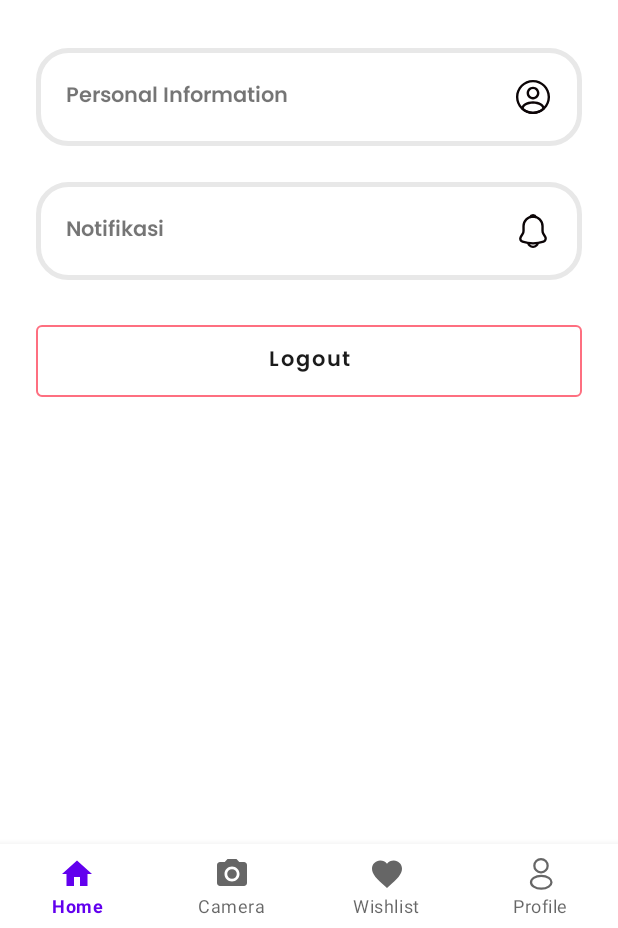
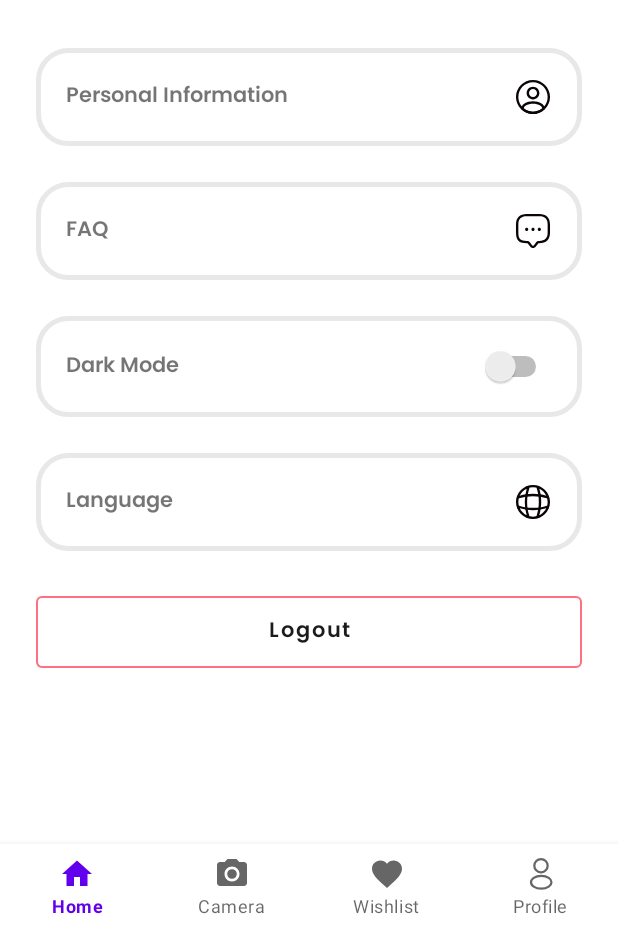
Before and after one commit to alburuuj30/CapstoneProjectBangkit2023, an Android app: the ProfileFragment screen opened through its navigation route, on a phone screen of 412 x 824 dp, the part 308-1236 px from its top. Run offline under Robolectric (Android 15) with nearby library versions, the light colour scheme and no system bars; our stand-ins replace CircleImageView.

Commit message:
Ubah profile layout dan memberikan nav flow

```diff
--- a/app/src/main/res/layout/fragment_profile.xml
+++ b/app/src/main/res/layout/fragment_profile.xml
@@ -100,7 +100,7 @@
     </androidx.constraintlayout.widget.ConstraintLayout>
 
     <androidx.constraintlayout.widget.ConstraintLayout
-        android:id="@+id/navigateToNotificaiton"
+        android:id="@+id/navigateToFaq"
         android:background="@drawable/profile_menu_bordered"
         android:layout_width="match_parent"
         android:layout_height="wrap_content"
@@ -113,11 +113,11 @@
         app:layout_constraintTop_toBottomOf="@+id/navigateToProfile">
 
         <TextView
-            android:id="@+id/tvLabelNotification"
+            android:id="@+id/tvLabelFAQ"
             android:layout_width="wrap_content"
             android:layout_height="wrap_content"
             android:fontFamily="@font/poppins_semibold"
-            android:text="Notifikasi"
+            android:text="FAQ"
             app:layout_constraintBottom_toBottomOf="parent"
             app:layout_constraintStart_toStartOf="parent"
             app:layout_constraintTop_toTopOf="parent" />
@@ -125,46 +125,83 @@
         <ImageView
             android:layout_width="25dp"
             android:layout_height="25dp"
-            android:contentDescription="Notifikasi"
-            android:src="@drawable/ic_notification"
+            android:contentDescription="FAQ"
+            android:src="@drawable/message"
             app:layout_constraintBottom_toBottomOf="parent"
             app:layout_constraintEnd_toEndOf="parent"
             app:layout_constraintTop_toTopOf="parent" />
 
     </androidx.constraintlayout.widget.ConstraintLayout>
 
-    <!--    <androidx.constraintlayout.widget.ConstraintLayout-->
-    <!--        android:id="@+id/navigateToLanguange"-->
-    <!--        android:background="@drawable/profile_menu_bordered"-->
-    <!--        android:layout_width="match_parent"-->
-    <!--        android:layout_height="wrap_content"-->
-    <!--        android:layout_marginStart="24dp"-->
-    <!--        android:layout_marginTop="24dp"-->
-    <!--        android:layout_marginEnd="24dp"-->
-    <!--        android:padding="20dp"-->
-    <!--        app:layout_constraintEnd_toEndOf="parent"-->
-    <!--        app:layout_constraintStart_toStartOf="parent"-->
-    <!--        app:layout_constraintTop_toBottomOf="@+id/navigateToNotificaiton">-->
 
-    <!--        <TextView-->
-    <!--            android:id="@+id/tvLanguange"-->
-    <!--            android:layout_width="wrap_content"-->
-    <!--            android:layout_height="wrap_content"-->
-    <!--            android:fontFamily="@font/poppins_semibold"-->
-    <!--            android:text="Bahasa"-->
-    <!--            app:layout_constraintBottom_toBottomOf="parent"-->
-    <!--            app:layout_constraintStart_toStartOf="parent"-->
-    <!--            app:layout_constraintTop_toTopOf="parent" />-->
+    <androidx.constraintlayout.widget.ConstraintLayout
+        android:id="@+id/navigateToDarkMode"
+        android:background="@drawable/profile_menu_bordered"
+        android:layout_width="match_parent"
+        android:layout_height="wrap_content"
+        android:layout_marginStart="24dp"
+        android:layout_marginTop="24dp"
+        android:layout_marginEnd="24dp"
+        android:padding="20dp"
+        app:layout_constraintEnd_toEndOf="parent"
+        app:layout_constraintStart_toStartOf="parent"
+        app:layout_constraintTop_toBottomOf="@+id/navigateToFaq">
 
-    <!--        <ImageView-->
-    <!--            android:layout_width="25dp"-->
-    <!--            android:layout_height="25dp"-->
-    <!--            android:src="@drawable/ic_notification"-->
-    <!--            app:layout_constraintBottom_toBottomOf="parent"-->
-    <!--            app:layout_constraintEnd_toEndOf="parent"-->
-    <!--            app:layout_constraintTop_toTopOf="parent" />-->
+        <TextView
+            android:id="@+id/tvLabelDarkMode"
+            android:layout_width="wrap_content"
+            android:layout_height="wrap_content"
+            android:fontFamily="@font/poppins_semibold"
+            android:text="Dark Mode"
+            app:layout_constraintBottom_toBottomOf="parent"
+            app:layout_constraintStart_toStartOf="parent"
+            app:layout_constraintTop_toTopOf="parent" />
 
-    <!--    </androidx.constraintlayout.widget.ConstraintLayout>-->
+        <Switch
+            android:layout_width="wrap_content"
+            android:layout_height="wrap_content"
+            app:layout_constraintBottom_toBottomOf="parent"
+            app:layout_constraintEnd_toEndOf="parent"
+            app:layout_constraintTop_toTopOf="parent"
+            tools:ignore="UseSwitchCompatOrMaterialXml" />
+
+    </androidx.constraintlayout.widget.ConstraintLayout>
+
+
+    <androidx.constraintlayout.widget.ConstraintLayout
+        android:id="@+id/navigateToLanguage"
+        android:layout_width="match_parent"
+        android:layout_height="wrap_content"
+        android:layout_marginStart="24dp"
+        android:layout_marginTop="24dp"
+        android:layout_marginEnd="24dp"
+        android:background="@drawable/profile_menu_bordered"
+        android:padding="20dp"
+        app:layout_constraintEnd_toEndOf="parent"
+        app:layout_constraintStart_toStartOf="parent"
+        app:layout_constraintTop_toBottomOf="@+id/navigateToDarkMode">
+
+        <TextView
+            android:id="@+id/tvLabellanguage"
+            android:layout_width="wrap_content"
+            android:layout_height="wrap_content"
+            android:fontFamily="@font/poppins_semibold"
+            android:text="Language"
+            app:layout_constraintBottom_toBottomOf="parent"
+            app:layout_constraintStart_toStartOf="parent"
+            app:layout_constraintTop_toTopOf="parent" />
+
+        <ImageView
+            android:layout_width="25dp"
+            android:layout_height="25dp"
+            android:contentDescription="IconGlobe"
+            android:src="@drawable/global"
+            app:layout_constraintBottom_toBottomOf="parent"
+            app:layout_constraintEnd_toEndOf="parent"
+            app:layout_constraintTop_toTopOf="parent" />
+
+    </androidx.constraintlayout.widget.ConstraintLayout>
+
 
     <com.google.android.material.button.MaterialButton
         android:id="@+id/btnLogout"
@@ -176,11 +213,12 @@
         android:layout_marginEnd="24dp"
         android:fontFamily="@font/poppins_semibold"
         android:text="Logout"
+
+        android:textAllCaps="false"
         android:textColor="@color/soft_black"
-        android:textAllCaps="false"
         app:layout_constraintEnd_toEndOf="parent"
         app:layout_constraintStart_toStartOf="parent"
-        app:layout_constraintTop_toBottomOf="@+id/navigateToNotificaiton"
+        app:layout_constraintTop_toBottomOf="@+id/navigateToLanguage"
         app:rippleColor="#FFAB91"
         app:strokeColor="@color/red" />
 
--- a/app/src/main/res/navigation/nav.xml
+++ b/app/src/main/res/navigation/nav.xml
@@ -9,7 +9,14 @@
         android:id="@+id/splashScreenFragment"
         android:name="com.app.travellens.view.splash.SplashScreenFragment"
         android:label="fragment_splash_screen"
-        tools:layout="@layout/fragment_splash_screen" />
+        tools:layout="@layout/fragment_splash_screen" >
+        <action
+            android:id="@+id/action_splashScreenFragment_to_homeFragment2"
+            app:destination="@id/homeFragment2" />
+        <action
+            android:id="@+id/action_splashScreenFragment_to_loginFragment"
+            app:destination="@id/loginFragment" />
+    </fragment>
     <fragment
         android:id="@+id/cameraFragment"
         android:name="com.app.travellens.view.camera.CameraFragment"
@@ -29,17 +36,38 @@
         android:id="@+id/homeFragment2"
         android:name="com.app.travellens.view.home.HomeFragment"
         android:label="fragment_home"
-        tools:layout="@layout/fragment_home" />
+        tools:layout="@layout/fragment_home" >
+        <action
+            android:id="@+id/action_homeFragment2_to_cameraFragment"
+            app:destination="@id/cameraFragment" />
+        <action
+            android:id="@+id/action_homeFragment2_to_profileFragment2"
+            app:destination="@id/profileFragment2" />
+        <action
+            android:id="@+id/action_homeFragment2_to_wishListFragment"
+            app:destination="@id/wishListFragment" />
+    </fragment>
     <fragment
         android:id="@+id/loginFragment"
         android:name="com.app.travellens.view.login.LoginFragment"
         android:label="fragment_login"
-        tools:layout="@layout/fragment_login" />
+        tools:layout="@layout/fragment_login" >
+        <action
+            android:id="@+id/action_loginFragment_to_registerFragment"
+            app:destination="@id/registerFragment" />
+        <action
+            android:id="@+id/action_loginFragment_to_homeFragment2"
+            app:destination="@id/homeFragment2" />
+    </fragment>
     <fragment
         android:id="@+id/profileFragment2"
         android:name="com.app.travellens.view.profile.ProfileFragment"
         android:label="fragment_profile"
-        tools:layout="@layout/fragment_profile" />
+        tools:layout="@layout/fragment_profile" >
+        <action
+            android:id="@+id/action_profileFragment2_to_editProfileFragment"
+            app:destination="@id/editProfileFragment" />
+    </fragment>
     <fragment
         android:id="@+id/registerFragment"
         android:name="com.app.travellens.view.register.RegisterFragment"
@@ -49,5 +77,9 @@
         android:id="@+id/wishListFragment"
         android:name="com.app.travellens.view.wishlist.WishListFragment"
         android:label="fragment_wish_list"
-        tools:layout="@layout/fragment_wish_list" />
+        tools:layout="@layout/fragment_wish_list" >
+        <action
+            android:id="@+id/action_wishListFragment_to_detailWishListFragment"
+            app:destination="@id/detailWishListFragment" />
+    </fragment>
 </navigation>
```
